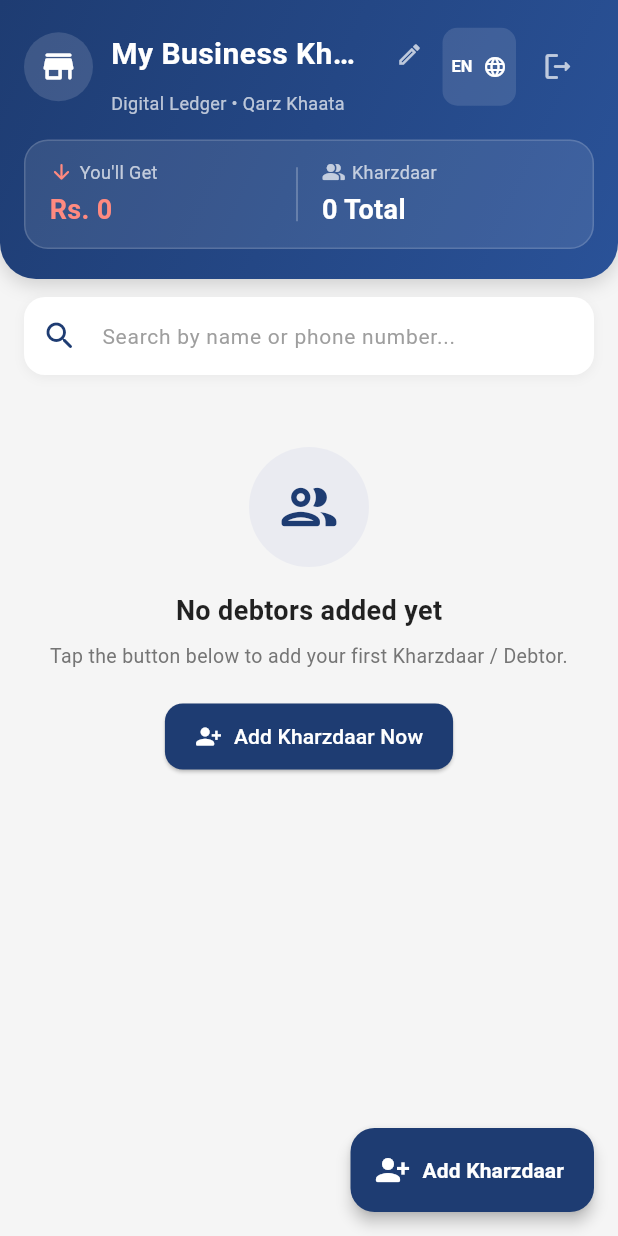
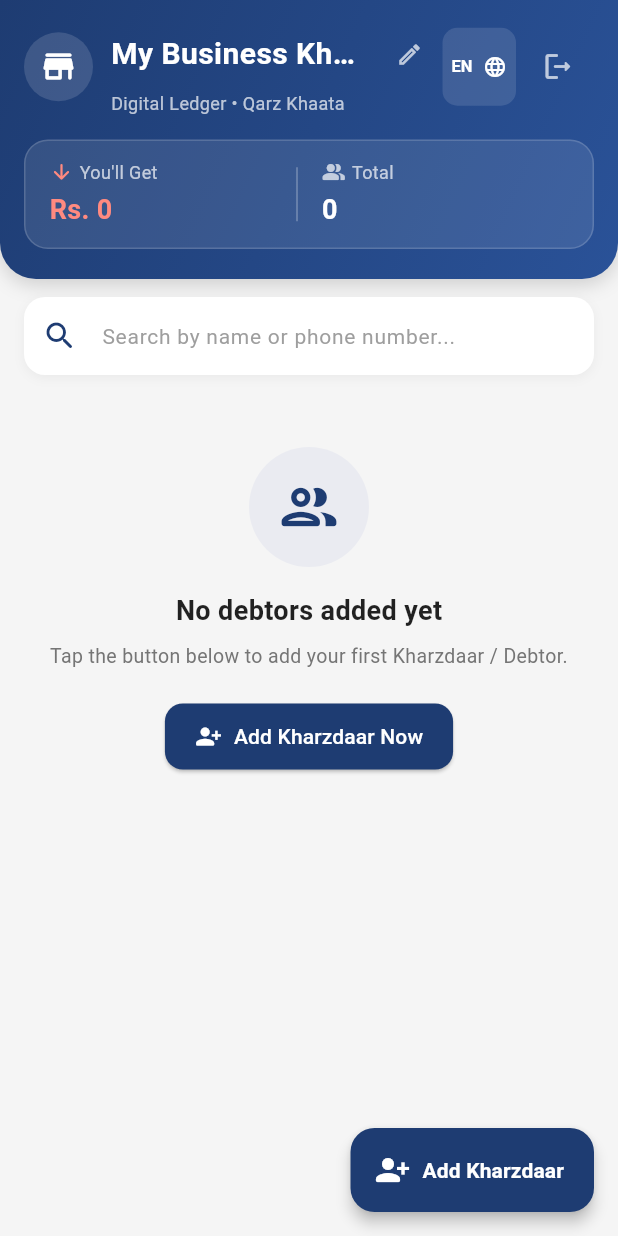
Before and after one commit to talibafridi97-source/QarzKhaataApp, a Flutter app: the DashboardScreen screen opened directly, on a phone screen of 412 x 824 dp. Run offline on Flutter 3.47's test engine with Material 3 defaults, Android fonts, the light colour scheme and no system bars; our stand-ins replace local_auth, shared_preferences, sqflite_common_ffi, sqflite_common_ffi_web; accounts and stored records are empty.

Commit message:
Fix real-time multi-language switching across Dashboard and BusinessHeader

```diff
--- a/lib/l10n/app_localizations.dart
+++ b/lib/l10n/app_localizations.dart
@@ -13,10 +13,13 @@ class AppLocalizations {
       'you_ll_get': "You'll Get",
       'you_ll_give': "You'll Give",
       'settled': 'Settled',
-      'total_debtors': 'Total',
+      'total': 'Total',
       'transaction_history': 'Transaction History',
       'no_transactions': 'No transactions recorded yet',
+      'no_transactions_sub': 'Tap "GAVE" or "GOT" below to add an entry',
       'no_debtors': 'No debtors added yet',
+      'no_debtors_sub': 'Tap the button below to add your first Kharzdaar / Debtor.',
+      'add_kharzdaar_now': 'Add Kharzdaar Now',
       'you_gave_credit': 'YOU GAVE (Credit)',
       'you_got_payment': 'YOU GOT (Payment)',
       'call': 'Call',
@@ -31,6 +34,12 @@ class AppLocalizations {
       'pin_code': 'PIN / Security Code',
       'welcome_back': 'Welcome back',
       'create_khaata': 'Create My Khaata',
+      'edit_business_name': 'Edit Profile Name',
+      'edit_debtor_info': 'Edit Debtor Info',
+      'delete_kharzdaar': 'Delete Kharzdaar?',
+      'delete_kharzdaar_confirm': 'Are you sure you want to delete this debtor?',
+      'amount': 'Amount (Rs.) *',
+      'item_details': 'Item Details / Description',
     },
     'ur': {
       'app_title': 'قرض کھاتہ',
@@ -40,10 +49,13 @@ class AppLocalizations {
       'you_ll_get': 'آپ نے لینے ہیں',
       'you_ll_give': 'آپ نے دینے ہیں',
       'settled': 'حساب برابر',
-      'total_debtors': 'کل',
+      'total': 'کل',
       'transaction_history': 'لین دین کی ہسٹری',
       'no_transactions': 'ابھی تک کوئی لین دین درج نہیں ہوا',
+      'no_transactions_sub': 'نیچے "GAVE" یا "GOT" پر ٹیپ کر کے انٹری درج کریں',
       'no_debtors': 'ابھی تک کوئی خریدار شامل نہیں کیا گیا',
+      'no_debtors_sub': 'اپنا پہلا خریدار شامل کرنے کے لیے نیچے بٹن دبائیں۔',
+      'add_kharzdaar_now': 'خریدار ابھی شامل کریں',
       'you_gave_credit': 'آپ نے ادھار دیا (GAVE)',
       'you_got_payment': 'آپ کو رقم ملی (GOT)',
       'call': 'کال کریں',
@@ -58,6 +70,12 @@ class AppLocalizations {
       'pin_code': 'پن / سیکیورٹی کوڈ',
       'welcome_back': 'خوش آمدید',
       'create_khaata': 'اپنا کھاتہ بنائیں',
+      'edit_business_name': 'پروفাইল کے نام میں ترمیم کریں',
+      'edit_debtor_info': 'خریدار کی معلومات میں ترمیم کریں',
+      'delete_kharzdaar': 'خریدار کو حذف کریں؟',
+      'delete_kharzdaar_confirm': 'کیا آپ واقعی اس خریدار کو حذف کرنا چاہتے ہیں؟',
+      'amount': 'رقم (روپے) *',
+      'item_details': 'آئٹم کی تفصیل / نوٹس',
     },
     'ps': {
       'app_title': 'قرض خاته',
@@ -67,10 +85,13 @@ class AppLocalizations {
       'you_ll_get': 'تاسو به ترلاسه کړئ',
       'you_ll_give': 'تاسو به ورکوئ',
       'settled': 'حساب پاک',
-      'total_debtors': 'ټول',
+      'total': 'ټول',
       'transaction_history': 'د راکړې ورکړې تاریخچه',
-      'no_transactions': 'تر اوسه هغې راکړه ورکړه نشته',
+      'no_transactions': 'تر اوسه هیڅ راکړه ورکړه نشته',
+      'no_transactions_sub': 'د انترۍ زیاتولو لپاره لاندې کلیک وکړئ',
       'no_debtors': 'تر اوسه هیڅ پوردار نه دی اضافه شوی',
+      'no_debtors_sub': 'د خپل لومړي پوردار د اضافه کولو لپاره لاندې تڼۍ کښیکاږئ.',
+      'add_kharzdaar_now': 'قرضدار اوس اضافه کړئ',
       'you_gave_credit': 'تاسو پور ورکړ',
       'you_got_payment': 'تاسو نقد ترلاسه کړ',
       'call': 'اوتنه وکړئ',
@@ -85,6 +106,12 @@ class AppLocalizations {
       'pin_code': 'پین کوډ',
       'welcome_back': 'ښه راغلاست',
       'create_khaata': 'خپل خاته جوړه کړئ',
+      'edit_business_name': 'د پروفایل نوم بدلول',
+      'edit_debtor_info': 'د پوردار معلومات بدلول',
+      'delete_kharzdaar': 'پوردار لرې کول؟',
+      'delete_kharzdaar_confirm': 'آیا تاسو باوري یاست چې غواړئ دا پوردار لرې کړئ؟',
+      'amount': 'رقم (روپۍ) *',
+      'item_details': 'د توکو تفصیل',
     },
     'ar': {
       'app_title': 'دفتر الديون',
@@ -94,11 +121,14 @@ class AppLocalizations {
       'you_ll_get': 'لك (لنا)',
       'you_ll_give': 'عليك (لهم)',
       'settled': 'مخلص',
-      'total_debtors': 'المجموع',
+      'total': 'المجموع',
       'transaction_history': 'سجل المعاملات',
       'no_transactions': 'لا توجد معاملات مسجلة بعد',
+      'no_transactions_sub': 'اضغط أدناه لإضافة معاملة',
       'no_debtors': 'لم يتم إضافة مدينين بعد',
-      'you_gave_credit': 'أنت أطيت (دين)',
+      'no_debtors_sub': 'اضغط على الزر أدناه لإضافة أول مدين.',
+      'add_kharzdaar_now': 'إضافة مدين الآن',
+      'you_gave_credit': 'أنت أعطيت (دين)',
       'you_got_payment': 'أنت استلمت (دفع)',
       'call': 'اتصال',
       'whatsapp': 'تذكير واتساب',
@@ -112,6 +142,12 @@ class AppLocalizations {
       'pin_code': 'رمز الـ PIN',
       'welcome_back': 'مرحباً بك',
       'create_khaata': 'أنشئ دفترك',
+      'edit_business_name': 'تعديل اسم الملف الشخصي',
+      'edit_debtor_info': 'تعديل معلومات المدين',
+      'delete_kharzdaar': 'حذف المدين؟',
+      'delete_kharzdaar_confirm': 'هل أنت متأكد أنك تريد حذف هذا المدين؟',
+      'amount': 'المبلغ *',
+      'item_details': 'تفاصيل العناصر / ملاحظات',
     },
   };
 
--- a/lib/screens/dashboard_screen.dart
+++ b/lib/screens/dashboard_screen.dart
@@ -1,5 +1,6 @@
 import 'package:flutter/material.dart';
 import 'package:provider/provider.dart';
+import '../l10n/app_localizations.dart';
 import '../providers/khaata_provider.dart';
 import '../widgets/add_debtor_sheet.dart';
 import '../widgets/business_header.dart';
@@ -24,6 +25,9 @@ class _DashboardScreenState extends State<DashboardScreen> {
 
   @override
   Widget build(BuildContext context) {
+    final provider = context.watch<KhaataProvider>();
+    final l10n = AppLocalizations(provider.locale);
+
     return Scaffold(
       backgroundColor: Colors.grey.shade100,
       body: SafeArea(
@@ -53,7 +57,7 @@ class _DashboardScreenState extends State<DashboardScreen> {
                     context.read<KhaataProvider>().setSearchQuery(val);
                   },
                   decoration: InputDecoration(
-                    hintText: 'Search by name or phone number...',
+                    hintText: l10n.translate('search_hint'),
                     hintStyle: TextStyle(color: Colors.grey.shade500, fontSize: 14),
                     prefixIcon: const Icon(Icons.search_rounded, color: Color(0xFF1E3C72)),
                     suffixIcon: _searchController.text.isNotEmpty
@@ -107,7 +111,7 @@ class _DashboardScreenState extends State<DashboardScreen> {
                                 ),
                                 const SizedBox(height: 16),
                                 Text(
-                                  isSearching ? 'No matching debtor found' : 'No debtors added yet',
+                                  isSearching ? 'No matching debtor found' : l10n.translate('no_debtors'),
                                   style: const TextStyle(
                                     fontSize: 18,
                                     fontWeight: FontWeight.bold,
@@ -120,7 +124,7 @@ class _DashboardScreenState extends State<DashboardScreen> {
                                   child: Text(
                                     isSearching
                                         ? 'Try searching with a different name or phone number.'
-                                        : 'Tap the button below to add your first Kharzdaar / Debtor.',
+                                        : l10n.translate('no_debtors_sub'),
                                     textAlign: TextAlign.center,
                                     style: TextStyle(color: Colors.grey.shade600, fontSize: 13),
                                   ),
@@ -135,7 +139,7 @@ class _DashboardScreenState extends State<DashboardScreen> {
                                       shape: RoundedRectangleBorder(borderRadius: BorderRadius.circular(12)),
                                     ),
                                     icon: const Icon(Icons.person_add_alt_1_rounded),
-                                    label: const Text('Add Kharzdaar Now'),
+                                    label: Text(l10n.translate('add_kharzdaar_now')),
                                     onPressed: () => AddDebtorSheet.show(context),
                                   ),
                               ],
@@ -171,9 +175,9 @@ class _DashboardScreenState extends State<DashboardScreen> {
         elevation: 4,
         onPressed: () => AddDebtorSheet.show(context),
         icon: const Icon(Icons.person_add_alt_1_rounded),
-        label: const Text(
-          'Add Kharzdaar',
-          style: TextStyle(fontWeight: FontWeight.bold),
+        label: Text(
+          l10n.translate('add_kharzdaar'),
+          style: const TextStyle(fontWeight: FontWeight.bold),
         ),
       ),
     );
--- a/lib/widgets/business_header.dart
+++ b/lib/widgets/business_header.dart
@@ -1,5 +1,6 @@
 import 'package:flutter/material.dart';
 import 'package:provider/provider.dart';
+import '../l10n/app_localizations.dart';
 import '../providers/khaata_provider.dart';
 
 /// Top header widget displaying business/profile name, language selector, and running totals summary.
@@ -104,6 +105,7 @@ class BusinessHeader extends StatelessWidget {
   @override
   Widget build(BuildContext context) {
     final provider = context.watch<KhaataProvider>();
+    final l10n = AppLocalizations(provider.locale);
     final businessName = provider.businessName;
     final totalReceivable = provider.totalReceivable;
     final totalDebtorsCount = provider.debtors.length;
@@ -240,13 +242,13 @@ class BusinessHeader extends StatelessWidget {
                   child: Column(
                     crossAxisAlignment: CrossAxisAlignment.start,
                     children: [
-                      const Row(
+                      Row(
                         children: [
-                          Icon(Icons.arrow_downward_rounded, color: Color(0xFFFF8A80), size: 16),
-                          SizedBox(width: 4),
+                          const Icon(Icons.arrow_downward_rounded, color: Color(0xFFFF8A80), size: 16),
+                          const SizedBox(width: 4),
                           Text(
-                            "You'll Get",
-                            style: TextStyle(color: Colors.white70, fontSize: 12),
+                            l10n.translate('you_ll_get'),
+                            style: const TextStyle(color: Colors.white70, fontSize: 12),
                           ),
                         ],
                       ),
@@ -270,19 +272,19 @@ class BusinessHeader extends StatelessWidget {
                   child: Column(
                     crossAxisAlignment: CrossAxisAlignment.start,
                     children: [
-                      const Row(
+                      Row(
                         children: [
-                          Icon(Icons.people_alt_rounded, color: Colors.white70, size: 16),
-                          SizedBox(width: 4),
+                          const Icon(Icons.people_alt_rounded, color: Colors.white70, size: 16),
+                          const SizedBox(width: 4),
                           Text(
-                            'Kharzdaar',
-                            style: TextStyle(color: Colors.white70, fontSize: 12),
+                            l10n.translate('total'),
+                            style: const TextStyle(color: Colors.white70, fontSize: 12),
                           ),
                         ],
                       ),
                       const SizedBox(height: 4),
                       Text(
-                        '$totalDebtorsCount Total',
+                        '$totalDebtorsCount',
                         style: const TextStyle(
                           color: Colors.white,
                           fontSize: 18,
```
